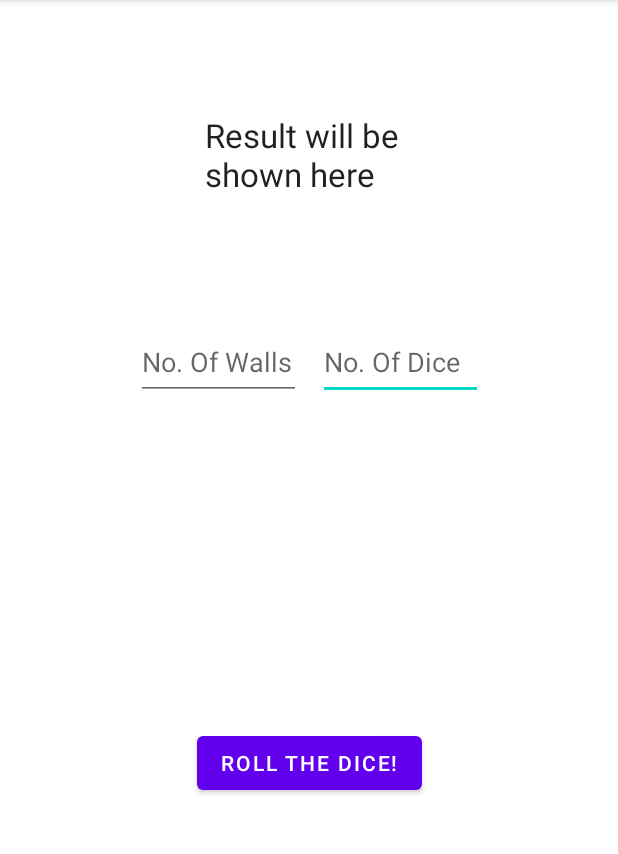
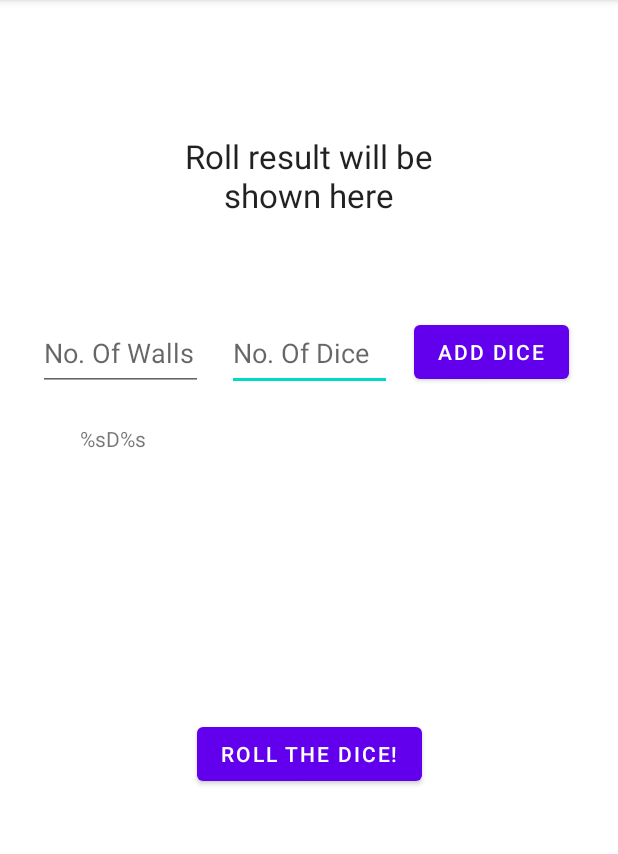
Before and after one commit to TheWiseArdoni/DiceRoller, an Android app: the screen it shows after launch (MainActivity), on a phone screen of 412 x 824 dp, the part 84-938 px from its top. Run offline under Robolectric (Android 15) with nearby library versions, the phone set to English and light mode, and no system bars.

Commit message:
w.i.p. upgrade 4/03/2023

```diff
--- a/app/src/main/java/com/example/diceroller/MainActivity.kt
+++ b/app/src/main/java/com/example/diceroller/MainActivity.kt
@@ -12,15 +12,19 @@ class MainActivity : AppCompatActivity() {
         binding = ActivityMainBinding.inflate(layoutInflater)
         setContentView(binding.root)
         binding.rollButton.setOnClickListener{generate()}
+        binding.addDiceButton.setOnClickListener{addDice()}
     }
     private fun generate(){
         val wallsNum = binding.wallsNum.text.toString().toInt()
         val diceNum = binding.diceNum.text.toString().toInt()
         val random = List(diceNum){ Random.nextInt(1,wallsNum+1)}
         val randomToString = random.toString()
-        binding.textView.text = randomToString
+        binding.rollResult.text = randomToString
     }
-
-
-
+    private fun addDice(){
+        val wallsAmt = binding.wallsNum.text.toString()
+        val diceAmt = binding.diceNum.text.toString()
+        val diceNotation: String = (diceAmt + "D" + wallsAmt)
+        binding.diceList.text = diceNotation
+    }
 }
--- a/app/src/main/res/layout/activity_main.xml
+++ b/app/src/main/res/layout/activity_main.xml
@@ -14,15 +14,16 @@
         android:text="@string/rollButton"
         app:layout_constraintEnd_toEndOf="parent"
         app:layout_constraintStart_toStartOf="parent"
-        app:layout_constraintTop_toBottomOf="@+id/textView" />
+        app:layout_constraintTop_toBottomOf="@+id/rollResult" />
 
     <TextView
-        android:id="@+id/textView"
-        android:layout_width="138dp"
-        android:layout_height="89dp"
+        android:id="@+id/rollResult"
+        android:layout_width="187dp"
+        android:layout_height="83dp"
         android:layout_marginTop="75dp"
         android:text="@string/roll_result"
         android:textAppearance="@style/TextAppearance.AppCompat.Large"
+        android:gravity="center"
         app:layout_constraintEnd_toEndOf="parent"
         app:layout_constraintHorizontal_bias="0.498"
         app:layout_constraintStart_toStartOf="parent"
@@ -34,28 +35,50 @@
         android:layout_width="110dp"
         android:layout_height="50dp"
         android:layout_marginTop="52dp"
-        android:layout_marginEnd="90dp"
         android:autofillHints="no"
         android:ems="10"
         android:hint="@string/diceNum"
         android:inputType="number"
         app:layout_constraintEnd_toEndOf="parent"
-        app:layout_constraintTop_toBottomOf="@+id/textView" />
+        app:layout_constraintStart_toStartOf="parent"
+        app:layout_constraintTop_toBottomOf="@+id/rollResult" />
 
     <EditText
         android:id="@+id/walls_num"
         android:layout_width="110dp"
         android:layout_height="50dp"
-        android:layout_marginStart="90dp"
+        android:layout_marginStart="25dp"
         android:layout_marginTop="52dp"
-        android:layout_marginEnd="10dp"
+        android:layout_marginEnd="5dp"
         android:autofillHints="no"
         android:ems="10"
         android:hint="@string/wallNum"
         android:inputType="number"
         app:layout_constraintEnd_toStartOf="@+id/diceNum"
-        app:layout_constraintHorizontal_bias="0.473"
+        app:layout_constraintHorizontal_bias="0.0"
         app:layout_constraintStart_toStartOf="parent"
-        app:layout_constraintTop_toBottomOf="@+id/textView" />
+        app:layout_constraintTop_toBottomOf="@+id/rollResult" />
+
+    <Button
+        android:id="@+id/addDiceButton"
+        android:layout_width="wrap_content"
+        android:layout_height="wrap_content"
+        android:layout_marginStart="5dp"
+        android:layout_marginTop="52dp"
+        android:layout_marginEnd="24dp"
+        android:text="@string/addDiceButton"
+        app:layout_constraintEnd_toEndOf="parent"
+        app:layout_constraintStart_toEndOf="@+id/diceNum"
+        app:layout_constraintTop_toBottomOf="@+id/rollResult" />
+
+    <TextView
+        android:id="@+id/diceList"
+        android:layout_width="305dp"
+        android:layout_height="177dp"
+        android:layout_marginTop="124dp"
+        android:text="@string/diceList"
+        app:layout_constraintEnd_toEndOf="parent"
+        app:layout_constraintStart_toStartOf="parent"
+        app:layout_constraintTop_toBottomOf="@+id/rollResult" />
 
 </androidx.constraintlayout.widget.ConstraintLayout>
--- a/app/src/main/res/values/strings.xml
+++ b/app/src/main/res/values/strings.xml
@@ -1,7 +1,9 @@
 <resources>
     <string name="app_name">Dice Roller</string>
     <string name="rollButton">Roll The Dice!</string>
-    <string name="roll_result">Result will be shown here</string>
+    <string name="roll_result">Roll result will be shown here</string>
     <string name="diceNum">No. Of Dice</string>
     <string name="wallNum">No. Of Walls</string>
+    <string name="addDiceButton">Add dice</string>
+    <string name="diceList">%sD%s \n</string>
 </resources>
```
